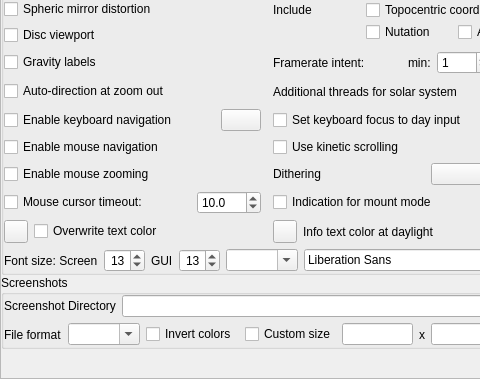
Old version of the form src/gui/configurationDialog.ui in the repository Stellarium/stellarium; both pictures show x 0 to 480 and y 140 to 519 of the 587 by 519 pixel window.
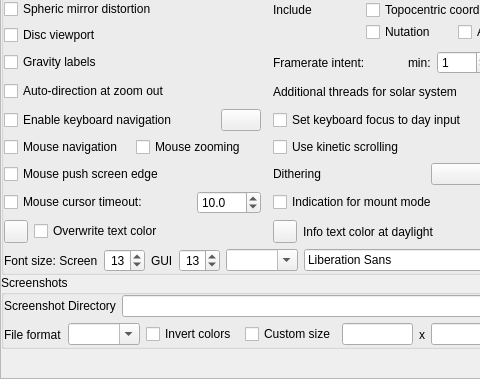
New version of the form. The open tabs and pages were chosen to show the change. Icons and pictures are not drawn. Custom widgets are drawn as their Qt base class.

Commit message: Promote a hidden navigation setting - Make StelProperty - Add GUI checkbox - this existed since 2008...

The edit to the form file:
```diff
--- a/src/gui/configurationDialog.ui
+++ b/src/gui/configurationDialog.ui
@@ -2183,23 +2183,37 @@
                </item>
               </layout>
              </item>
-             <item row="6" column="1">
-              <widget class="QCheckBox" name="enableMouseZoomingCheckBox">
-               <property name="toolTip">
-                <string>Allow mouse to zoom (mousewheel)</string>
-               </property>
-               <property name="text">
-                <string>Enable mouse zooming</string>
-               </property>
-              </widget>
-             </item>
              <item row="5" column="1">
+			  <layout class="QHBoxLayout" name="horizontalLayout_mouseNav">
+			  <item>
               <widget class="QCheckBox" name="enableMouseNavigationCheckBox">
                <property name="toolTip">
                 <string>Allow mouse to pan (drag)</string>
                </property>
                <property name="text">
-                <string>Enable mouse navigation</string>
+                <string>Mouse navigation</string>
+               </property>
+              </widget>
+             </item>
+             <item>
+              <widget class="QCheckBox" name="enableMouseZoomingCheckBox">
+               <property name="toolTip">
+                <string>Allow mouse to zoom (mousewheel)</string>
+               </property>
+               <property name="text">
+                <string>Mouse zooming</string>
+               </property>
+              </widget>
+             </item>
+			 </layout>
+			 </item>
+             <item row="6" column="1">
+              <widget class="QCheckBox" name="pushScreenEdgeCheckBox">
+               <property name="toolTip">
+                <string>Allow mouse to move view when at screen edge</string>
+               </property>
+               <property name="text">
+                <string>Mouse push screen edge</string>
                </property>
               </widget>
              </item>
```
The commit also changes 2 other files.
